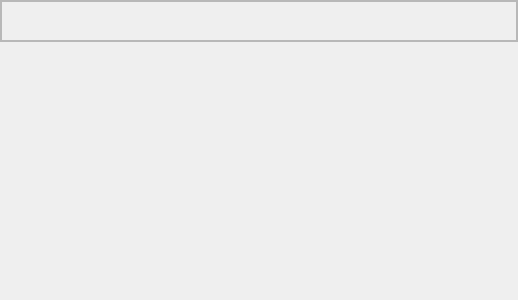
ozanpempegul/RoleMatcher, file views/pages/job_list/job_list/job_list_table.ui: the form before one commit.
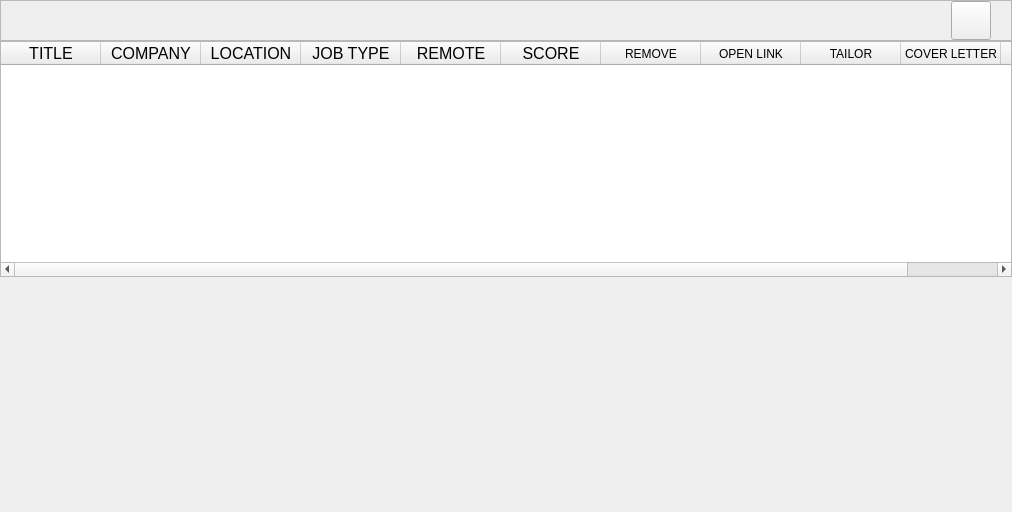
The form after the commit. Icons and pictures are not drawn.

Commit message: converted job list table to QTableWidget from QFrame and QLabels

Diff of the .ui file:
```diff
--- a/views/pages/job_list/job_list/job_list_table.ui
+++ b/views/pages/job_list/job_list/job_list_table.ui
@@ -6,8 +6,8 @@
    <rect>
     <x>0</x>
     <y>0</y>
-    <width>518</width>
-    <height>300</height>
+    <width>1012</width>
+    <height>512</height>
    </rect>
   </property>
   <property name="windowTitle">
@@ -37,7 +37,7 @@
      <property name="frameShadow">
       <enum>QFrame::Shadow::Raised</enum>
      </property>
-     <layout class="QVBoxLayout" name="verticalLayout_2">
+     <layout class="QHBoxLayout" name="horizontalLayout">
       <property name="spacing">
        <number>0</number>
       </property>
@@ -48,30 +48,145 @@
        <number>0</number>
       </property>
       <property name="rightMargin">
-       <number>0</number>
+       <number>20</number>
       </property>
       <property name="bottomMargin">
        <number>0</number>
       </property>
       <item>
-       <widget class="QFrame" name="frame_job_list_header">
-        <property name="minimumSize">
+       <spacer name="horizontalSpacer">
+        <property name="orientation">
+         <enum>Qt::Orientation::Horizontal</enum>
+        </property>
+        <property name="sizeHint" stdset="0">
          <size>
-          <width>0</width>
-          <height>40</height>
+          <width>40</width>
+          <height>20</height>
          </size>
         </property>
-        <property name="frameShape">
-         <enum>QFrame::Shape::StyledPanel</enum>
+       </spacer>
+      </item>
+      <item>
+       <widget class="QToolButton" name="toolButton_refresh">
+        <property name="toolTip">
+         <string>Refresh List</string>
         </property>
-        <property name="frameShadow">
-         <enum>QFrame::Shadow::Raised</enum>
+        <property name="styleSheet">
+         <string notr="true"/>
+        </property>
+        <property name="text">
+         <string/>
+        </property>
+        <property name="icon">
+         <iconset resource="../../../../resources.qrc">
+          <normaloff>:/job_list/assets/icons/refresh-page.png</normaloff>:/job_list/assets/icons/refresh-page.png</iconset>
+        </property>
+        <property name="iconSize">
+         <size>
+          <width>32</width>
+          <height>32</height>
+         </size>
         </property>
        </widget>
       </item>
      </layout>
     </widget>
    </item>
+   <item>
+    <widget class="QTableWidget" name="tableWidget">
+     <property name="showGrid">
+      <bool>true</bool>
+     </property>
+     <attribute name="horizontalHeaderDefaultSectionSize">
+      <number>100</number>
+     </attribute>
+     <column>
+      <property name="text">
+       <string>TITLE</string>
+      </property>
+      <property name="font">
+       <font>
+        <pointsize>12</pointsize>
+       </font>
+      </property>
+     </column>
+     <column>
+      <property name="text">
+       <string>COMPANY</string>
+      </property>
+      <property name="font">
+       <font>
+        <pointsize>12</pointsize>
+       </font>
+      </property>
+     </column>
+     <column>
+      <property name="text">
+       <string>LOCATION</string>
+      </property>
+      <property name="font">
+       <font>
+        <pointsize>12</pointsize>
+       </font>
+      </property>
+     </column>
+     <column>
+      <property name="text">
+       <string>JOB TYPE</string>
+      </property>
+      <property name="font">
+       <font>
+        <pointsize>12</pointsize>
+       </font>
+      </property>
+     </column>
+     <column>
+      <property name="text">
+       <string>REMOTE</string>
+      </property>
+      <property name="font">
+       <font>
+        <pointsize>12</pointsize>
+       </font>
+      </property>
+     </column>
+     <column>
+      <property name="text">
+       <string>SCORE</string>
+      </property>
+      <property name="font">
+       <font>
+        <pointsize>12</pointsize>
+       </font>
+      </property>
+     </column>
+     <column>
+      <property name="text">
+       <string>REMOVE</string>
+      </property>
+     </column>
+     <column>
+      <property name="text">
+       <string>OPEN LINK</string>
+      </property>
+     </column>
+     <column>
+      <property name="text">
+       <string>TAILOR</string>
+      </property>
+     </column>
+     <column>
+      <property name="text">
+       <string>COVER LETTER</string>
+      </property>
+     </column>
+     <column>
+      <property name="text">
+       <string/>
+      </property>
+     </column>
+    </widget>
+   </item>
    <item>
     <spacer name="verticalSpacer">
      <property name="orientation">
```
Left out of the diff: 6 changed lines with no effect on the pictures. The commit also changes 12 other files.
